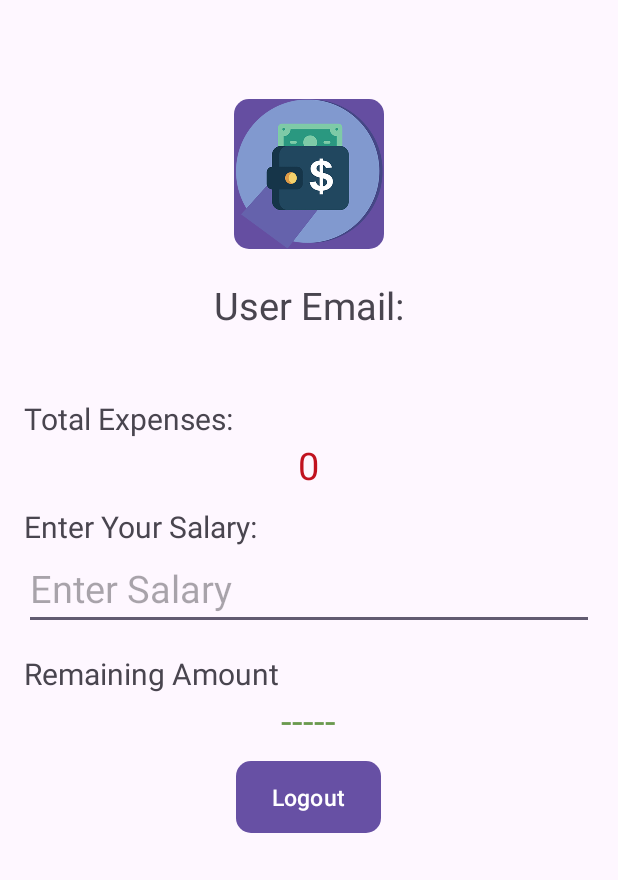
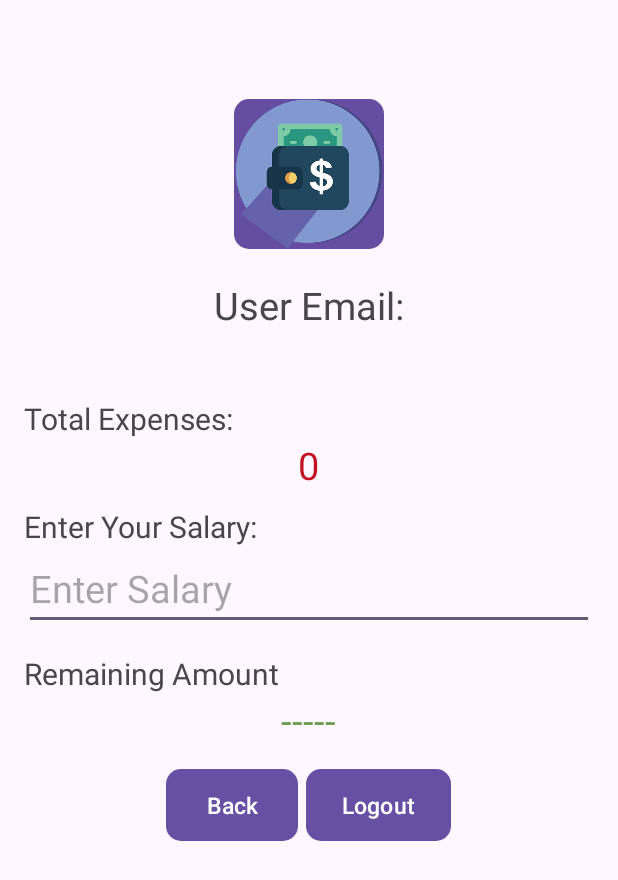
Before and after one commit to DeveloperUmerFarooq/ExpenseTracker, an Android app: the Profile screen opened directly, with no data from a screen before it, on a phone screen of 412 x 824 dp. Shown: the top 880 px of the screen. Run offline under Robolectric (Android 15) with nearby library versions, the phone set to English and light mode, and no system bars; our stand-ins replace Firebase (no records; nobody signed in at launch, a user with empty details on screens opened directly).

Commit message:
Second commit

```diff
--- a/app/src/main/java/com/example/expensetracker/Profile.java
+++ b/app/src/main/java/com/example/expensetracker/Profile.java
@@ -22,7 +22,7 @@ public class Profile extends AppCompatActivity {
     TextView expense,email,remainingAmountView;
 
     double salary;
-    Button logout;
+    Button logout,back;
     private FirebaseAuth mAuth;
     @Override
     protected void onCreate(Bundle savedInstanceState) {
@@ -35,7 +35,13 @@ public class Profile extends AppCompatActivity {
         email=findViewById(R.id.emailView);
         logout=findViewById(R.id.logout);
         remainingAmountView=findViewById(R.id.remainingAmountView);
+        back=findViewById(R.id.back);
         EditText salaryInput=findViewById(R.id.salaryInput);
+
+
+        back.setOnClickListener(v->{
+           this.finish();
+        });
 
         mAuth=FirebaseAuth.getInstance();
         FirebaseUser user=mAuth.getCurrentUser();
--- a/app/src/main/res/layout/activity_profile.xml
+++ b/app/src/main/res/layout/activity_profile.xml
@@ -83,18 +83,36 @@
             android:layout_width="wrap_content"
             android:layout_height="wrap_content"
             android:text="-----"
-            android:textSize="25dp"
+            android:textSize="25sp"
             android:textColor="#6a994e"
             android:layout_gravity="center_horizontal"/>
     </LinearLayout>
+    <LinearLayout
+        android:layout_width="match_parent"
+        android:layout_height="wrap_content"
+        android:orientation="horizontal"
+        android:gravity="center_horizontal"
+        android:layout_marginTop="15dp">
+        <Button
+            android:id="@+id/back"
+            android:layout_width="wrap_content"
+            android:layout_height="wrap_content"
+            android:text="Back"
+            android:background="@drawable/regular_btn"
+            android:layout_gravity="center_horizontal"
+            android:textSize="15sp"
+            android:layout_marginTop="10dp"/>
         <Button
             android:id="@+id/logout"
             android:layout_width="wrap_content"
             android:layout_height="wrap_content"
             android:text="Logout"
+            android:layout_marginLeft="5dp"
             android:background="@drawable/regular_btn"
             android:layout_gravity="center_horizontal"
-        android:textSize="15dp"
+            android:textSize="15sp"
             android:layout_marginTop="10dp"/>
+    </LinearLayout>
+
 
 </LinearLayout>
```
Also changed, not shown: app/src/main/java/com/example/expensetracker/ActivityExportPreview.java (+7 -0 lines), app/src/main/java/com/example/expensetracker/activity_expense_list.java (+51 -55 lines), app/src/main/res/layout/activity_export_preview.xml (+9 -0 lines). Lines whose indentation alone changed are shown as unchanged.
